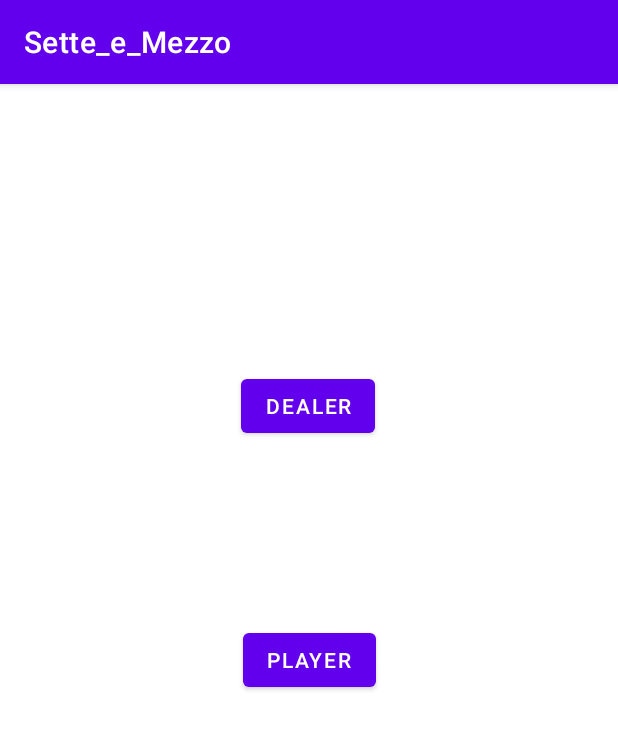
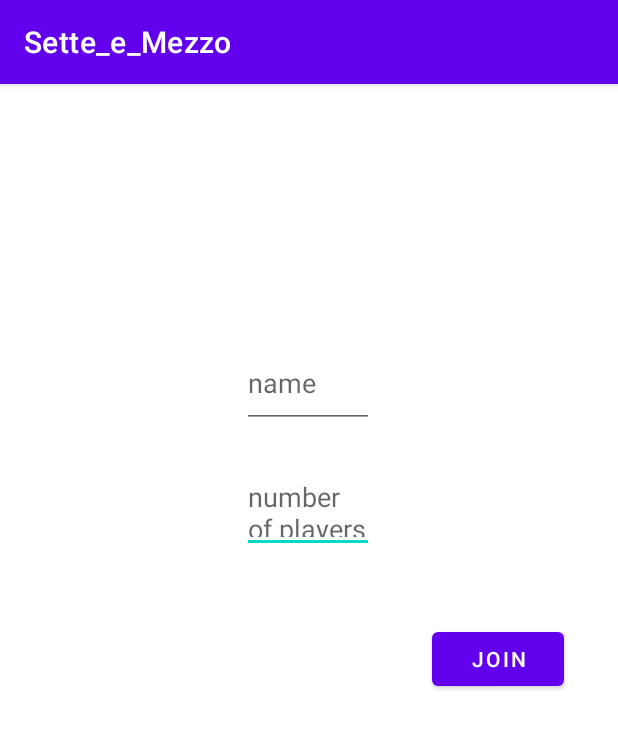
Before and after one commit to PasqualeRic/Sette-e-mezzo, an Android app: the MenuActivity screen opened directly, with no data from a screen before it, after a tap on "PLAYER", on a phone screen of 412 x 824 dp. Shown: the top 729 px of the screen. Run offline under Robolectric (Android 15) with nearby library versions, the phone set to English and light mode, and no system bars; libraries missing offline, so code that uses them is left out: io.socket.client.

Commit message:
client-server

```diff
--- a/app/src/main/AndroidManifest.xml
+++ b/app/src/main/AndroidManifest.xml
@@ -13,6 +13,12 @@
         android:supportsRtl="true"
         android:theme="@style/Theme.Sette_e_Mezzo"
         android:usesCleartextTraffic="true">
+        <activity
+            android:name=".WaitRoomClient"
+            android:exported="false" />
+        <activity
+            android:name=".PlayerActivity"
+            android:exported="false" />
         <activity
             android:name=".SetGameActivity"
             android:exported="false" />
--- a/app/src/main/java/com/example/sette_e_mezzo/Game2PlayersActivity.java
+++ b/app/src/main/java/com/example/sette_e_mezzo/Game2PlayersActivity.java
@@ -54,12 +54,12 @@ public class Game2PlayersActivity extends AppCompatActivity {
         myRecyclerView.setAdapter(myCardAdapter);
 
         // DEALER
-        btnCartaDealer = findViewById(R.id.btnCartaDealer);
+       /* btnCartaDealer = findViewById(R.id.btnCartaDealer);
         btnStaiDealer = findViewById(R.id.btnStaiDealer);
 
         tvScoreDealer = findViewById(R.id.tvDealerScore);
 
-        dealerReyclerView = findViewById(R.id.recyclerViewDealer);
+        dealerReyclerView = findViewById(R.id.recyclerViewDealer);*/
 
 
         btnRiGioca = findViewById(R.id.btnRestore);
--- a/app/src/main/java/com/example/sette_e_mezzo/MenuActivity.java
+++ b/app/src/main/java/com/example/sette_e_mezzo/MenuActivity.java
@@ -32,6 +32,8 @@ public class MenuActivity extends AppCompatActivity {
         btnPlayer.setOnClickListener(new View.OnClickListener() {
             @Override
             public void onClick(View view) {
+                Intent player = new Intent(MenuActivity.this, PlayerActivity.class);
+                startActivity(player);
             }
         });
 
--- /dev/null
+++ b/app/src/main/java/com/example/sette_e_mezzo/PlayerActivity.java
@@ -0,0 +1,53 @@
+package com.example.sette_e_mezzo;
+
+import androidx.appcompat.app.AppCompatActivity;
+
+import android.content.Intent;
+import android.os.Bundle;
+import android.util.Log;
+import android.view.View;
+import android.widget.Button;
+import android.widget.EditText;
+
+import org.json.JSONException;
+import org.json.JSONObject;
+
+import io.socket.client.Ack;
+
+public class PlayerActivity extends AppCompatActivity {
+    SocketClass socket = new SocketClass();
+    Button btnJoin;
+    EditText n,player;
+    @Override
+    protected void onCreate(Bundle savedInstanceState) {
+        super.onCreate(savedInstanceState);
+        setContentView(R.layout.activity_player);
+
+        btnJoin = findViewById(R.id.button2);
+        n = findViewById(R.id.player);
+        player = findViewById(R.id.name);
+
+
+
+
+        btnJoin.setOnClickListener(new View.OnClickListener() {
+            @Override
+            public void onClick(View view) {
+                JSONObject item = new JSONObject();
+                try {
+                    item.put("numberOfPlayers", n.getText().toString());
+                    item.put("name", player.getText().toString());
+                    socket.getSocket().emit("joinGame",item, (Ack) args ->{
+
+                    });
+                    Intent i = new Intent(PlayerActivity.this, WaitRoomClient.class);
+                    startActivity(i);
+                } catch (JSONException e) {
+                    e.printStackTrace();
+                }
+
+            }
+        });
+
+    }
+}
--- a/app/src/main/java/com/example/sette_e_mezzo/SocketClass.java
+++ b/app/src/main/java/com/example/sette_e_mezzo/SocketClass.java
@@ -22,6 +22,10 @@ public class SocketClass {
         socket.disconnect();
     }
     public Socket getSocket() {
+        if(socket == null)
+        {
+            connection();
+        }
         return socket;
     }
 }
--- /dev/null
+++ b/app/src/main/res/layout/activity_player.xml
@@ -0,0 +1,45 @@
+<?xml version="1.0" encoding="utf-8"?>
+<androidx.constraintlayout.widget.ConstraintLayout xmlns:android="http://schemas.android.com/apk/res/android"
+    xmlns:app="http://schemas.android.com/apk/res-auto"
+    xmlns:tools="http://schemas.android.com/tools"
+    android:layout_width="match_parent"
+    android:layout_height="match_parent"
+    tools:context=".PlayerActivity">
+
+
+    <EditText
+        android:id="@+id/player"
+        android:layout_width="88dp"
+        android:layout_height="60dp"
+        android:hint="number of players"
+        app:layout_constraintBottom_toBottomOf="parent"
+        app:layout_constraintEnd_toEndOf="parent"
+        app:layout_constraintHorizontal_bias="0.498"
+        app:layout_constraintStart_toStartOf="parent"
+        app:layout_constraintTop_toTopOf="parent"
+        app:layout_constraintVertical_bias="0.357" />
+
+    <EditText
+        android:id="@+id/name"
+        android:layout_width="88dp"
+        android:layout_height="60dp"
+        android:hint="name"
+        app:layout_constraintBottom_toBottomOf="parent"
+        app:layout_constraintEnd_toEndOf="parent"
+        app:layout_constraintHorizontal_bias="0.498"
+        app:layout_constraintStart_toStartOf="parent"
+        app:layout_constraintTop_toTopOf="parent"
+        app:layout_constraintVertical_bias="0.239" />
+
+    <Button
+        android:id="@+id/button2"
+        android:layout_width="wrap_content"
+        android:layout_height="wrap_content"
+        android:text="Join"
+        app:layout_constraintBottom_toBottomOf="parent"
+        app:layout_constraintEnd_toEndOf="parent"
+        app:layout_constraintHorizontal_bias="0.889"
+        app:layout_constraintStart_toStartOf="parent"
+        app:layout_constraintTop_toTopOf="parent"
+        app:layout_constraintVertical_bias="0.499" />
+</androidx.constraintlayout.widget.ConstraintLayout>
```
Also changed, not shown: app/src/main/java/com/example/sette_e_mezzo/SetGameActivity.java (+15 -6 lines), app/src/main/java/com/example/sette_e_mezzo/WaitActivity.java (+33 -1 lines), app/src/main/java/com/example/sette_e_mezzo/WaitRoomClient.java (added, +14 -0 lines), app/src/main/res/layout/activity_wait.xml (+12 -2 lines), app/src/main/res/layout/activity_wait_room_client.xml (added, +9 -0 lines), 1 other file.
